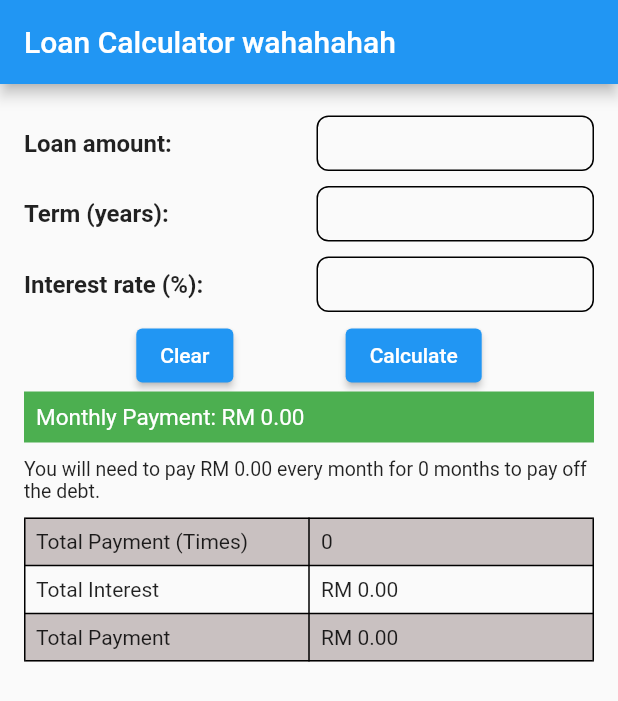
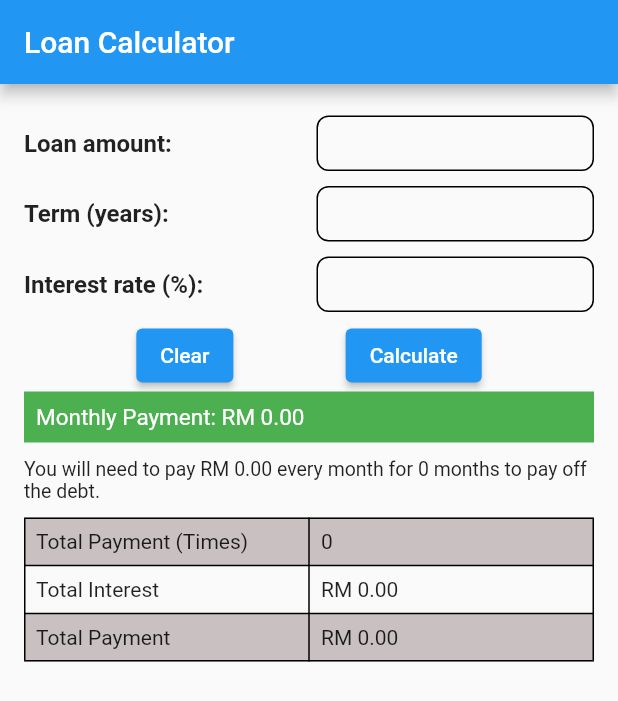
Before and after one commit to HOWAIKIAT287156/flutter_LoanCalculator, a Flutter app: the screen it shows after launch, on a phone screen of 412 x 824 dp. Shown: the top 701 px of the screen. Run offline on Flutter 3.47's test engine with Material 2 defaults, Android fonts, the phone set to English and light mode, and no system bars.

Commit message:
5/11/23
Updated

```diff
--- a/lib/main.dart
+++ b/lib/main.dart
@@ -80,7 +80,7 @@ class _InputScreenState extends State<InputScreen> {
   Widget build(BuildContext context) {
     return Scaffold(
       appBar: AppBar(
-        title: Text('Loan Calculator wahahahah'),
+        title: Text('Loan Calculator'),
       ),
 
       body: Padding(
```
